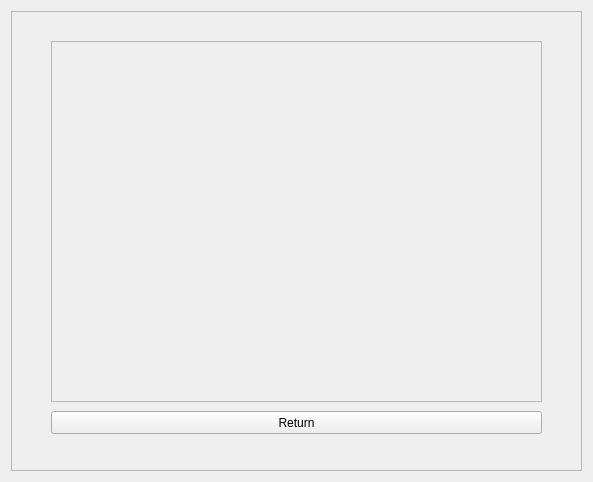
Rolkarolka/Comcalen, file Comcalen/ShowCompany.ui: the form before one commit.
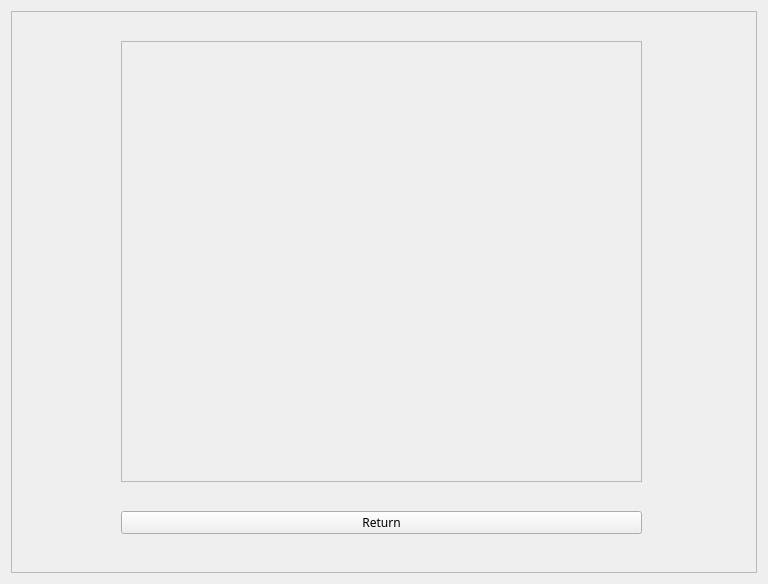
The form after the commit. Icons and pictures are not drawn.

```diff
--- a/Comcalen/ShowCompany.ui
+++ b/Comcalen/ShowCompany.ui
@@ -6,8 +6,8 @@
    <rect>
     <x>0</x>
     <y>0</y>
-    <width>593</width>
-    <height>482</height>
+    <width>768</width>
+    <height>584</height>
    </rect>
   </property>
   <property name="windowTitle">
@@ -16,6 +16,9 @@
   <layout class="QVBoxLayout" name="verticalLayout">
    <item>
     <widget class="QFrame" name="frame">
+     <property name="styleSheet">
+      <string notr="true">QFrame{background:url(:/Comcalen/background.jpg)}</string>
+     </property>
      <property name="frameShape">
       <enum>QFrame::StyledPanel</enum>
      </property>
@@ -25,10 +28,10 @@
      <widget class="QScrollArea" name="scrollArea">
       <property name="geometry">
        <rect>
-        <x>40</x>
+        <x>110</x>
         <y>30</y>
-        <width>491</width>
-        <height>361</height>
+        <width>521</width>
+        <height>441</height>
        </rect>
       </property>
       <property name="widgetResizable">
@@ -39,8 +42,8 @@
         <rect>
          <x>0</x>
          <y>0</y>
-         <width>489</width>
-         <height>359</height>
+         <width>519</width>
+         <height>439</height>
         </rect>
        </property>
       </widget>
@@ -48,12 +51,17 @@
      <widget class="QPushButton" name="return_mw">
       <property name="geometry">
        <rect>
-        <x>40</x>
-        <y>400</y>
-        <width>491</width>
+        <x>110</x>
+        <y>500</y>
+        <width>521</width>
         <height>23</height>
        </rect>
       </property>
+      <property name="font">
+       <font>
+        <family>Copperplate Gothic Bold</family>
+       </font>
+      </property>
       <property name="text">
        <string>Return</string>
       </property>
```
Left out of the diff: 4 changed lines with no effect on the pictures.
